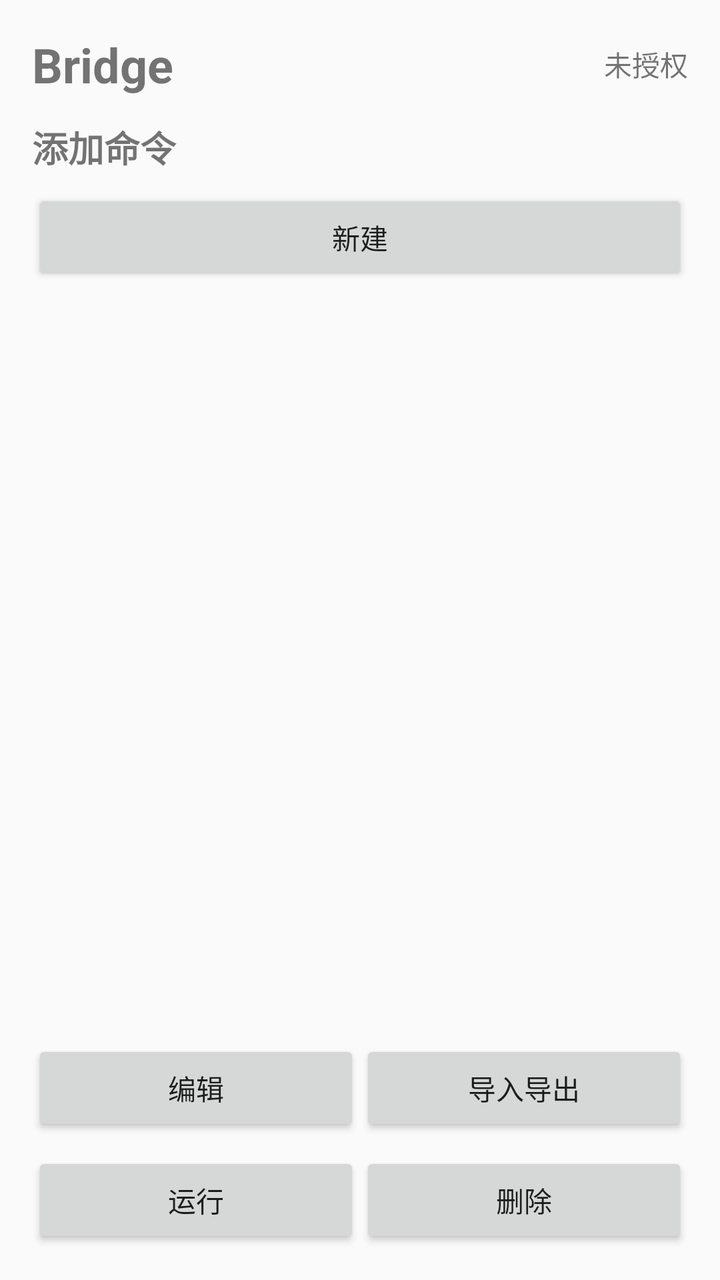
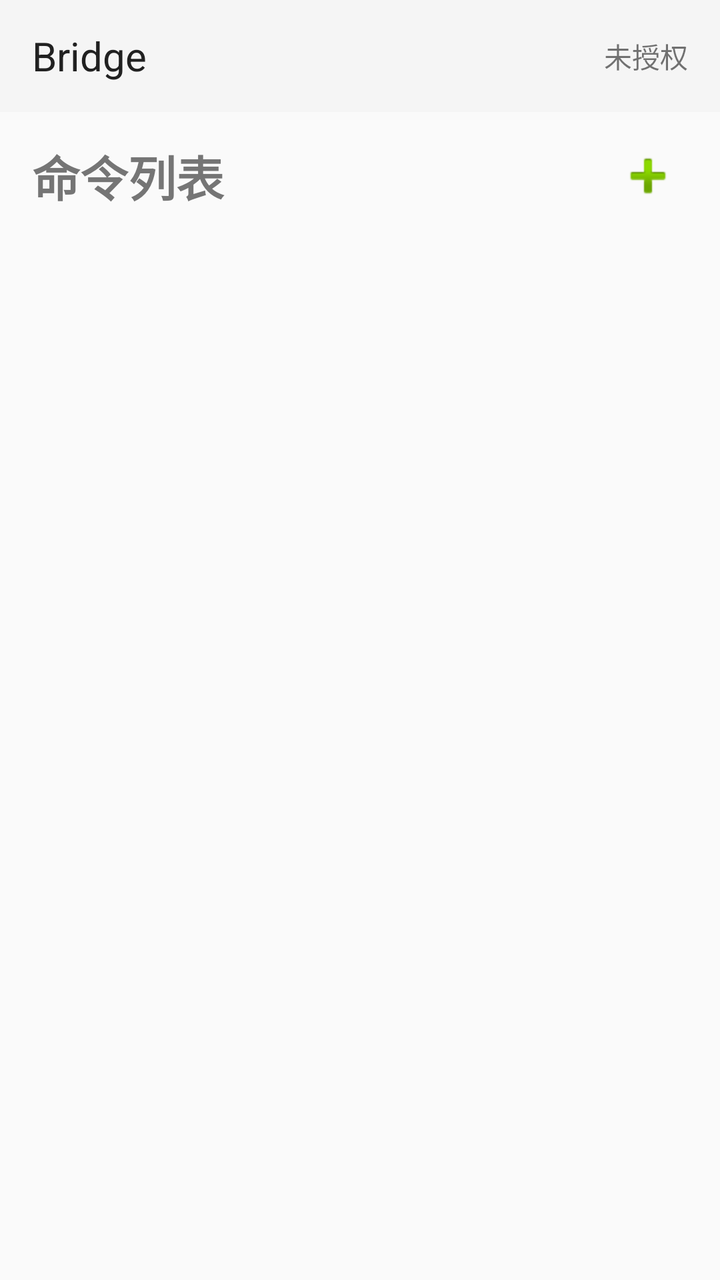

An Android layout rendered at two revisions. The XML below is the earlier revision; the diff shows what the commit changed to produce the second picture.
<!-- AndroidManifest.xml: application theme android:Theme.Material.Light -->
<!-- res/layout/activity_command.xml -->
<?xml version="1.0" encoding="utf-8"?>
<LinearLayout xmlns:android="http://schemas.android.com/apk/res/android"
    android:layout_width="match_parent"
    android:layout_height="match_parent"
    android:orientation="vertical"
    android:padding="16dp">

    <LinearLayout
        android:layout_width="match_parent"
        android:layout_height="wrap_content"
        android:orientation="horizontal"
        android:gravity="center_vertical">

        <TextView
            android:layout_width="0dp"
            android:layout_height="wrap_content"
            android:layout_weight="1"
            android:text="Bridge"
            android:textSize="24sp"
            android:textStyle="bold" />

        <TextView
            android:id="@+id/statusText"
            android:layout_width="wrap_content"
            android:layout_height="wrap_content"
            android:text="未授权"
            android:textSize="14sp" />
    </LinearLayout>

    <TextView
        android:layout_width="match_parent"
        android:layout_height="wrap_content"
        android:layout_marginTop="12dp"
        android:text="添加命令"
        android:textSize="18sp"
        android:textStyle="bold" />

    <Button
        android:id="@+id/btnNew"
        android:layout_width="match_parent"
        android:layout_height="wrap_content"
        android:layout_marginTop="8dp"
        android:text="新建" />

    <ListView
        android:id="@+id/listView"
        android:layout_width="match_parent"
        android:layout_height="0dp"
        android:layout_weight="1"
        android:layout_marginTop="12dp" />

    <LinearLayout
        android:layout_width="match_parent"
        android:layout_height="wrap_content"
        android:orientation="horizontal"
        android:layout_marginTop="12dp">

        <Button
            android:id="@+id/btnEdit"
            android:layout_width="0dp"
            android:layout_height="wrap_content"
            android:layout_weight="1"
            android:text="编辑" />

        <Button
            android:id="@+id/btnImportExport"
            android:layout_width="0dp"
            android:layout_height="wrap_content"
            android:layout_weight="1"
            android:text="导入导出" />
    </LinearLayout>

    <LinearLayout
        android:layout_width="match_parent"
        android:layout_height="wrap_content"
        android:orientation="horizontal"
        android:layout_marginTop="8dp">

        <Button
            android:id="@+id/btnRun"
            android:layout_width="0dp"
            android:layout_height="wrap_content"
            android:layout_weight="1"
            android:text="运行" />

        <Button
            android:id="@+id/btnDelete"
            android:layout_width="0dp"
            android:layout_height="wrap_content"
            android:layout_weight="1"
            android:text="删除" />
    </LinearLayout>

</LinearLayout>
<!-- resources referenced by this layout -->
<resources>

</resources>

<!-- the commit's change to res/layout/activity_command.xml (unified diff, before → after) -->
@@ -1,94 +1,73 @@
 <?xml version="1.0" encoding="utf-8"?>
 <LinearLayout xmlns:android="http://schemas.android.com/apk/res/android"
+    android:id="@+id/root"
     android:layout_width="match_parent"
     android:layout_height="match_parent"
     android:orientation="vertical"
-    android:padding="16dp">
+    android:background="#FAFAFA">
 
+    
     <LinearLayout
         android:layout_width="match_parent"
-        android:layout_height="wrap_content"
+        android:layout_height="56dp"
         android:orientation="horizontal"
-        android:gravity="center_vertical">
+        android:gravity="center_vertical"
+        android:paddingStart="16dp"
+        android:paddingEnd="16dp"
+        android:background="#F5F5F5">
 
         <TextView
+            android:id="@+id/appTitle"
             android:layout_width="0dp"
             android:layout_height="wrap_content"
             android:layout_weight="1"
             android:text="Bridge"
-            android:textSize="24sp"
-            android:textStyle="bold" />
+            android:textSize="20sp"
+            android:textColor="#212121"/>
 
         <TextView
             android:id="@+id/statusText"
             android:layout_width="wrap_content"
             android:layout_height="wrap_content"
             android:text="未授权"
-            android:textSize="14sp" />
+            android:textSize="14sp"/>
     </LinearLayout>
 
-    <TextView
+    
+    <LinearLayout
         android:layout_width="match_parent"
         android:layout_height="wrap_content"
-        android:layout_marginTop="12dp"
-        android:text="添加命令"
-        android:textSize="18sp"
-        android:textStyle="bold" />
+        android:orientation="horizontal"
+        android:gravity="center_vertical"
+        android:paddingStart="16dp"
+        android:paddingEnd="16dp"
+        android:paddingTop="12dp"
+        android:paddingBottom="8dp">
 
-    <Button
-        android:id="@+id/btnNew"
-        android:layout_width="match_parent"
-        android:layout_height="wrap_content"
-        android:layout_marginTop="8dp"
-        android:text="新建" />
+        <TextView
+            android:layout_width="0dp"
+            android:layout_height="wrap_content"
+            android:layout_weight="1"
+            android:text="命令列表"
+            android:textSize="24sp"
+            android:textStyle="bold"
+            android:textColor="#757575"/>
+
+        <ImageButton
+            android:id="@+id/btnAdd"
+            android:layout_width="40dp"
+            android:layout_height="40dp"
+            android:src="@android:drawable/ic_input_add"
+            android:background="?attr/selectableItemBackgroundBorderless"
+            android:contentDescription="添加命令"/>
+    </LinearLayout>
 
     <ListView
         android:id="@+id/listView"
         android:layout_width="match_parent"
         android:layout_height="0dp"
         android:layout_weight="1"
-        android:layout_marginTop="12dp" />
-
-    <LinearLayout
-        android:layout_width="match_parent"
-        android:layout_height="wrap_content"
-        android:orientation="horizontal"
-        android:layout_marginTop="12dp">
-
-        <Button
-            android:id="@+id/btnEdit"
-            android:layout_width="0dp"
-            android:layout_height="wrap_content"
-            android:layout_weight="1"
-            android:text="编辑" />
-
-        <Button
-            android:id="@+id/btnImportExport"
-            android:layout_width="0dp"
-            android:layout_height="wrap_content"
-            android:layout_weight="1"
-            android:text="导入导出" />
-    </LinearLayout>
-
-    <LinearLayout
-        android:layout_width="match_parent"
-        android:layout_height="wrap_content"
-        android:orientation="horizontal"
-        android:layout_marginTop="8dp">
-
-        <Button
-            android:id="@+id/btnRun"
-            android:layout_width="0dp"
-            android:layout_height="wrap_content"
-            android:layout_weight="1"
-            android:text="运行" />
-
-        <Button
-            android:id="@+id/btnDelete"
-            android:layout_width="0dp"
-            android:layout_height="wrap_content"
-            android:layout_weight="1"
-            android:text="删除" />
-    </LinearLayout>
-
+        android:divider="#E0E0E0"
+        android:dividerHeight="1dp"
+        android:listSelector="@android:color/transparent"/>
 </LinearLayout>
